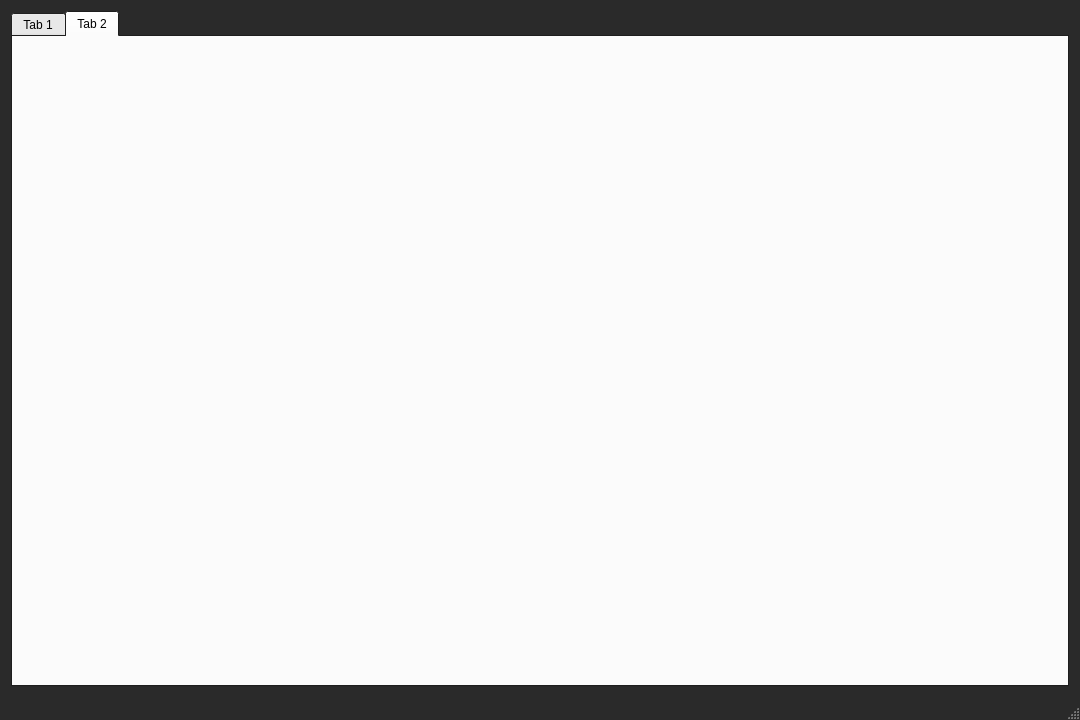
Above: mainwindow.ui from NevilleNoah/HikvisionCamera2 before the change. Below: the same form after it.
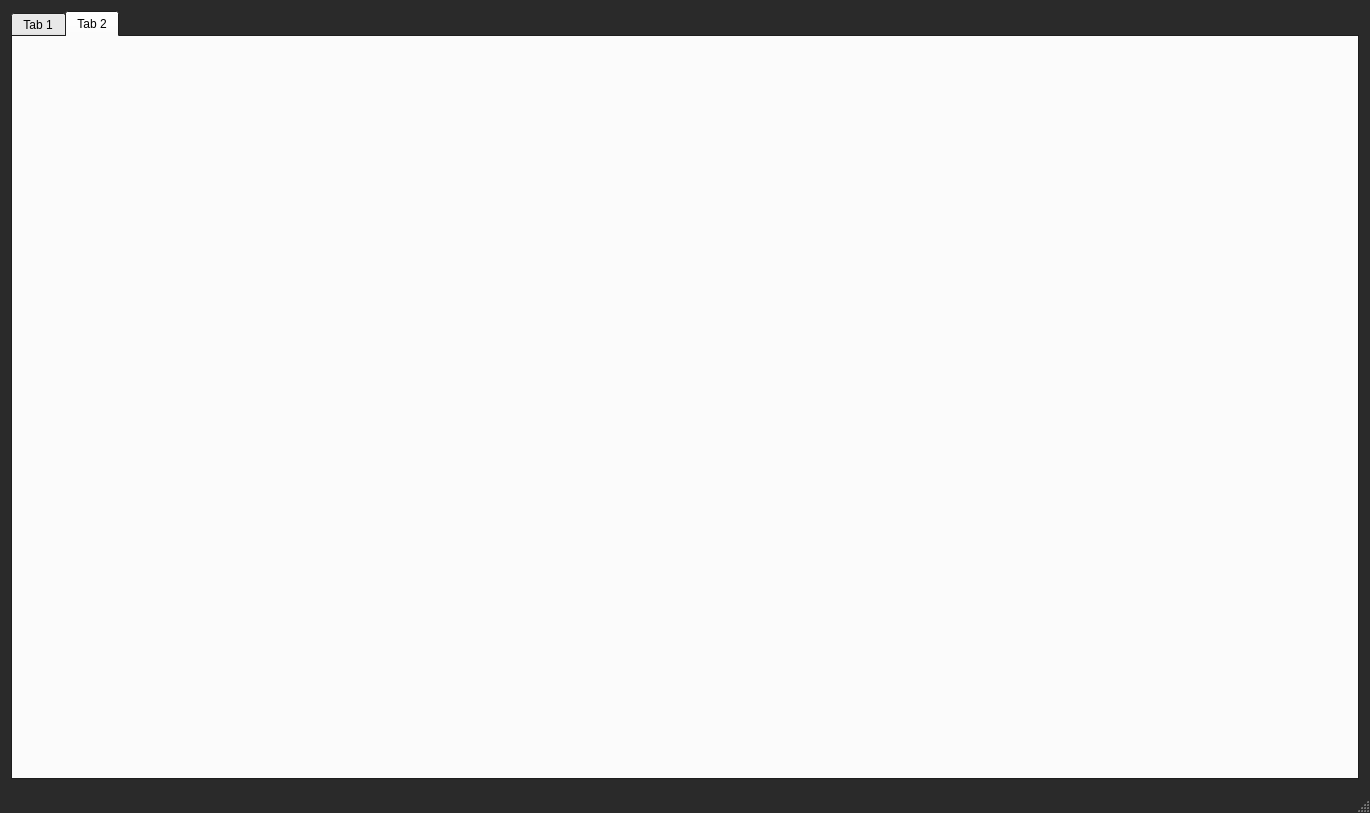
That is the form after the change.

The edit to the form file:
```diff
--- a/mainwindow.ui
+++ b/mainwindow.ui
@@ -6,8 +6,8 @@
    <rect>
     <x>0</x>
     <y>0</y>
-    <width>1080</width>
-    <height>720</height>
+    <width>1370</width>
+    <height>813</height>
    </rect>
   </property>
   <property name="sizePolicy">
```
